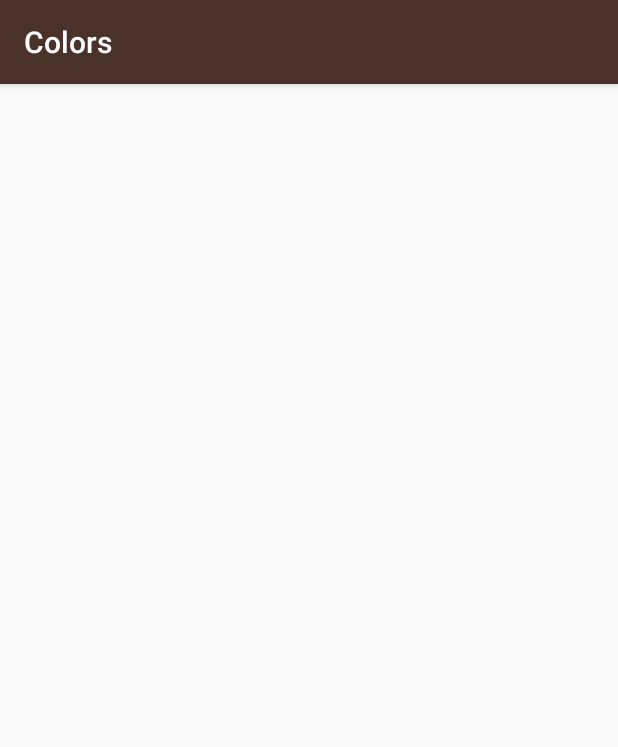
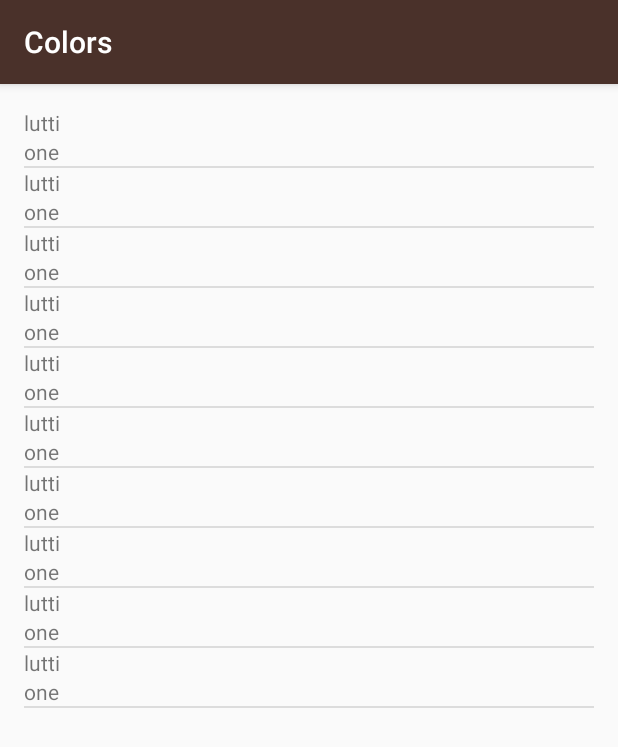
Before and after one commit to mimimi-x64/MiwokApp, an Android app: the ColorsActivity screen opened directly, with no data from a screen before it, on a phone screen of 412 x 824 dp. Shown: the top 747 px of the screen. Run offline under Robolectric (Android 15) with nearby library versions, the phone set to English and light mode, and no system bars.

Commit message:
Finish without String

```diff
--- /dev/null
+++ b/app/src/main/java/com/example/android/miwok/Colors.java
@@ -0,0 +1,24 @@
+package com.example.android.miwok;
+
+/**
+ * Create a class to store Translations and Default Colors
+ */
+
+public class Colors {
+
+    private String mDefaultColors;
+    private String mMiwokColors;
+
+    public Colors(String miwokColors, String defaultColors){
+        mMiwokColors = miwokColors;
+        mDefaultColors = defaultColors;
+    }
+
+    public String getMiwokColors(){
+        return mMiwokColors;
+    }
+
+    public String getDefaultColors(){
+        return mDefaultColors;
+    }
+}
--- a/app/src/main/java/com/example/android/miwok/ColorsActivity.java
+++ b/app/src/main/java/com/example/android/miwok/ColorsActivity.java
@@ -2,6 +2,9 @@ package com.example.android.miwok;
 
 import android.support.v7.app.AppCompatActivity;
 import android.os.Bundle;
+import android.widget.ListView;
+
+import java.util.ArrayList;
 
 public class ColorsActivity extends AppCompatActivity {
 
@@ -9,5 +12,27 @@ public class ColorsActivity extends AppCompatActivity {
     protected void onCreate( Bundle savedInstanceState ) {
         super.onCreate(savedInstanceState);
         setContentView(R.layout.activity_colors);
+
+        //First, Create a ArrayList and put some data man!
+        ArrayList<Colors> colors = new ArrayList<Colors>();
+
+        //Add on ArrayList
+        colors.add(new Colors("lutti", "one"));
+        colors.add(new Colors("lutti", "one"));
+        colors.add(new Colors("lutti", "one"));
+        colors.add(new Colors("lutti", "one"));
+        colors.add(new Colors("lutti", "one"));
+        colors.add(new Colors("lutti", "one"));
+        colors.add(new Colors("lutti", "one"));
+        colors.add(new Colors("lutti", "one"));
+        colors.add(new Colors("lutti", "one"));
+        colors.add(new Colors("lutti", "one"));
+
+        //Instaciate a objeact to inflate two textview instead of one
+        ColorsAdapter colorsAdapter = new ColorsAdapter(this, colors);
+
+        ListView listView = (ListView) findViewById(R.id.list);
+
+        listView.setAdapter(colorsAdapter);
     }
 }
--- /dev/null
+++ b/app/src/main/java/com/example/android/miwok/ColorsAdapter.java
@@ -0,0 +1,42 @@
+package com.example.android.miwok;
+
+import android.app.Activity;
+import android.support.annotation.Nullable;
+import android.view.LayoutInflater;
+import android.view.View;
+import android.view.ViewGroup;
+import android.widget.ArrayAdapter;
+import android.widget.TextView;
+
+import java.util.ArrayList;
+
+/**
+ * Created by phartmann on 15/01/2018.
+ */
+
+public class ColorsAdapter extends ArrayAdapter<Colors> {
+
+    public ColorsAdapter( Activity context, ArrayList<Colors> Colors ){
+        super(context,0, Colors);
+    }
+
+    @Override
+    public View getView(int position, View convertView, ViewGroup parent){
+        View listItemView = convertView;
+        if (listItemView == null){
+            listItemView = LayoutInflater.from(getContext()).inflate(
+                    R.layout.list_item, parent, false);
+        }
+
+        Colors currentWord = getItem(position);
+
+        TextView miwokTextView = (TextView) listItemView.findViewById(R.id.miwokWords);
+        miwokTextView.setText(currentWord.getMiwokColors());
+
+        TextView defaultTextView = (TextView) listItemView.findViewById(R.id.englishWords);
+        defaultTextView.setText(currentWord.getDefaultColors());
+
+        return listItemView;
+
+    }
+}
--- a/app/src/main/res/layout/activity_colors.xml
+++ b/app/src/main/res/layout/activity_colors.xml
@@ -1,9 +1,13 @@
 <?xml version="1.0" encoding="utf-8"?>
-<android.support.constraint.ConstraintLayout xmlns:android="http://schemas.android.com/apk/res/android"
-    xmlns:app="http://schemas.android.com/apk/res-auto"
+<ListView xmlns:android="http://schemas.android.com/apk/res/android"
     xmlns:tools="http://schemas.android.com/tools"
+    android:id="@+id/list"
+    android:orientation="vertical"
     android:layout_width="match_parent"
     android:layout_height="match_parent"
+    android:paddingBottom="@dimen/activity_vertical_margin"
+    android:paddingLeft="@dimen/activity_horizontal_margin"
+    android:paddingRight="@dimen/activity_horizontal_margin"
+    android:paddingTop="@dimen/activity_vertical_margin"
     tools:context="com.example.android.miwok.ColorsActivity">
-
-</android.support.constraint.ConstraintLayout>
+</ListView>
--- a/app/src/main/res/layout/activity_numbers.xml
+++ b/app/src/main/res/layout/activity_numbers.xml
@@ -2,9 +2,9 @@
 <ListView xmlns:android="http://schemas.android.com/apk/res/android"
     xmlns:tools="http://schemas.android.com/tools"
     android:id="@+id/list"
-    android:orientation="vertical"
     android:layout_width="match_parent"
     android:layout_height="match_parent"
+    android:orientation="vertical"
     android:paddingBottom="@dimen/activity_vertical_margin"
     android:paddingLeft="@dimen/activity_horizontal_margin"
     android:paddingRight="@dimen/activity_horizontal_margin"
--- a/app/src/main/res/layout/list_item.xml
+++ b/app/src/main/res/layout/list_item.xml
@@ -2,20 +2,18 @@
 <LinearLayout xmlns:android="http://schemas.android.com/apk/res/android"
     android:layout_width="match_parent"
     android:layout_height="match_parent"
+    android:layout_marginLeft="16dp"
+    android:layout_marginTop="16dp"
     android:orientation="vertical">
 
     <TextView
         android:id="@+id/miwokWords"
         android:layout_width="wrap_content"
-        android:layout_height="wrap_content"
-        android:layout_marginLeft="16dp"
-        android:layout_marginTop="16dp"
-        android:text="android ActionBarOverlayLayout" />
+        android:layout_height="wrap_content" />
 
     <TextView
-        android:id="@+id/englishWords"
-        android:layout_width="wrap_content"
-        android:layout_height="wrap_content"
-        android:layout_marginLeft="16dp" />
+    android:id="@+id/englishWords"
+    android:layout_width="wrap_content"
+    android:layout_height="wrap_content"/>
 
 </LinearLayout>
```
Also changed, not shown: app/src/main/java/com/example/android/miwok/FamillyAdapter.java (added, +42 -0 lines), app/src/main/java/com/example/android/miwok/FamillyWords.java (added, +24 -0 lines), app/src/main/java/com/example/android/miwok/FamilyActivity.java (+26 -0 lines), app/src/main/java/com/example/android/miwok/Numbers.java (renamed from app/src/main/java/com/example/android/miwok/Word.java, +4 -6 lines), app/src/main/java/com/example/android/miwok/NumbersActivity.java (+28 -31 lines), app/src/main/java/com/example/android/miwok/NumbersAdapter.java (added, +64 -0 lines), app/src/main/java/com/example/android/miwok/PhrasesActivity.java (+20 -0 lines), app/src/main/java/com/example/android/miwok/PhrasesAdapter.java (added, +41 -0 lines), app/src/main/java/com/example/android/miwok/PhrasesWords.java (added, +23 -0 lines), app/src/main/res/layout/activity_family.xml (+8 -3 lines), app/src/main/res/layout/activity_phrases.xml (+8 -4 lines).
